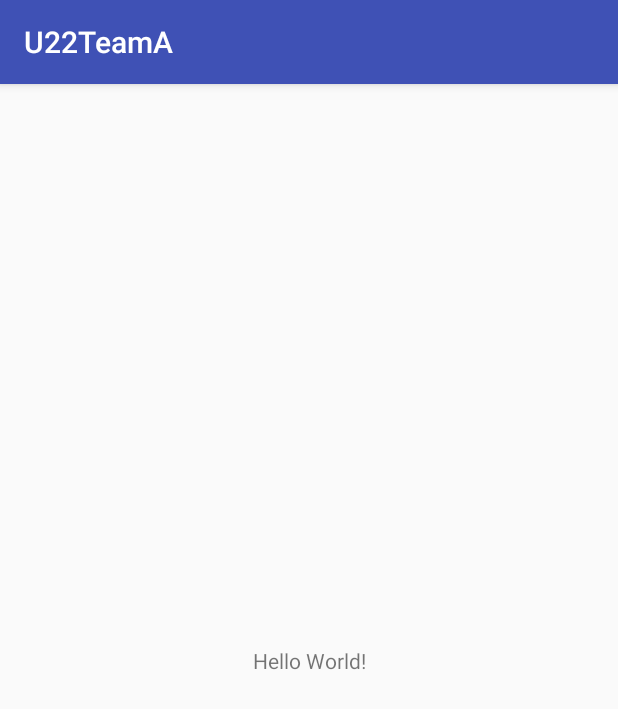
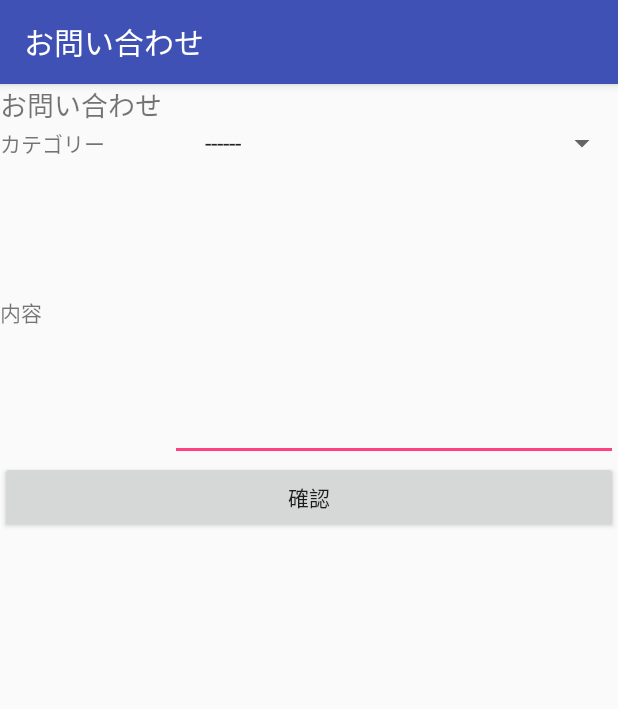
Before and after one commit to tiger19816/u22_team_a_android, an Android app: the screen it shows after launch (MainActivity), on a phone screen of 412 x 824 dp. Shown: the top 709 px of the screen. Run offline under Robolectric (Android 15) with nearby library versions, the phone set to English and light mode, and no system bars.

Commit message:
お問い合わせ2ページ分

```diff
--- a/U22TeamA/app/src/main/java/a/team/works/u22/hal/u22teama/MainActivity.java
+++ b/U22TeamA/app/src/main/java/a/team/works/u22/hal/u22teama/MainActivity.java
@@ -8,6 +8,6 @@ public class MainActivity extends AppCompatActivity {
     @Override
     protected void onCreate(Bundle savedInstanceState) {
         super.onCreate(savedInstanceState);
-        setContentView(R.layout.activity_main);
+        setContentView(R.layout.activity_contact_edit);
     }
 }
--- /dev/null
+++ b/U22TeamA/app/src/main/res/layout/activity_contact_edit.xml
@@ -0,0 +1,63 @@
+<?xml version="1.0" encoding="utf-8"?>
+
+<LinearLayout
+    xmlns:android="http://schemas.android.com/apk/res/android"
+    android:layout_width="match_parent"
+    android:layout_height="match_parent"
+    android:orientation="vertical">
+
+    <TextView
+        android:id="@+id/tvContact"
+        android:layout_width="match_parent"
+        android:layout_height="wrap_content"
+        android:text="@string/tv_contact"
+        android:textSize="18sp" />
+
+    <LinearLayout
+        android:layout_width="match_parent"
+        android:layout_height="wrap_content"
+        android:orientation="horizontal">
+
+        <TextView
+            android:id="@+id/tvItem"
+            android:layout_width="wrap_content"
+            android:layout_height="wrap_content"
+            android:layout_weight="1"
+            android:text="@string/tv_item" />
+
+        <Spinner
+            android:id="@+id/spinner"
+            android:layout_width="wrap_content"
+            android:layout_height="wrap_content"
+            android:layout_weight="1"
+            android:entries="@array/spinner_items" />
+    </LinearLayout>
+
+    <LinearLayout
+        android:layout_width="match_parent"
+        android:layout_height="200dp"
+        android:orientation="horizontal">
+
+        <TextView
+            android:id="@+id/tvContent"
+            android:layout_width="wrap_content"
+            android:layout_height="wrap_content"
+            android:layout_weight="1"
+            android:text="@string/tv_content" />
+
+        <EditText
+            android:id="@+id/edContent"
+            android:layout_width="wrap_content"
+            android:layout_height="match_parent"
+            android:layout_weight="1"
+            android:ems="10"
+            android:inputType="textMultiLine" />
+    </LinearLayout>
+
+    <Button
+        android:id="@+id/btConfirming"
+        android:layout_width="match_parent"
+        android:layout_height="wrap_content"
+        android:text="@string/bt_confirming" />
+
+</LinearLayout>
--- a/U22TeamA/app/src/main/res/layout/activity_main.xml
+++ /dev/null
@@ -1,18 +0,0 @@
-<?xml version="1.0" encoding="utf-8"?>
-<android.support.constraint.ConstraintLayout xmlns:android="http://schemas.android.com/apk/res/android"
-    xmlns:app="http://schemas.android.com/apk/res-auto"
-    xmlns:tools="http://schemas.android.com/tools"
-    android:layout_width="match_parent"
-    android:layout_height="match_parent"
-    tools:context=".MainActivity">
-
-    <TextView
-        android:layout_width="wrap_content"
-        android:layout_height="wrap_content"
-        android:text="Hello World!"
-        app:layout_constraintBottom_toBottomOf="parent"
-        app:layout_constraintLeft_toLeftOf="parent"
-        app:layout_constraintRight_toRightOf="parent"
-        app:layout_constraintTop_toTopOf="parent" />
-
-</android.support.constraint.ConstraintLayout>
--- /dev/null
+++ b/U22TeamA/app/src/main/res/values/item_arrays.xml
@@ -0,0 +1,11 @@
+<?xml version="1.0" encoding="utf-8"?>
+<resources>
+    <string-array name="spinner_items">
+        <item>------</item>
+        <item>お客様同士のトラブル</item>
+        <item>機能についての質問</item>
+        <item>違反行為の通報</item>
+        <item>その他</item>
+
+    </string-array>
+</resources>
--- a/U22TeamA/app/src/main/res/values/strings.xml
+++ b/U22TeamA/app/src/main/res/values/strings.xml
@@ -1,3 +1,10 @@
 <resources>
-    <string name="app_name">U22TeamA</string>
+    <string name="app_name">お問い合わせ</string>
+    <string name="tv_contact">お問い合わせ</string>
+    <string name="tv_item">カテゴリー</string>
+
+    <string name="tv_content">内容</string>
+    <string name="bt_confirming">確認</string>
+    <string name="bt_send">送信</string>
+    <string name="bt_correction">訂正</string>
 </resources>
```
Also changed, not shown: U22TeamA/app/src/main/res/drawable/layout_shape.xml (added, +15 -0 lines), U22TeamA/app/src/main/res/layout/activity_contact_result.xml (added, +105 -0 lines).
